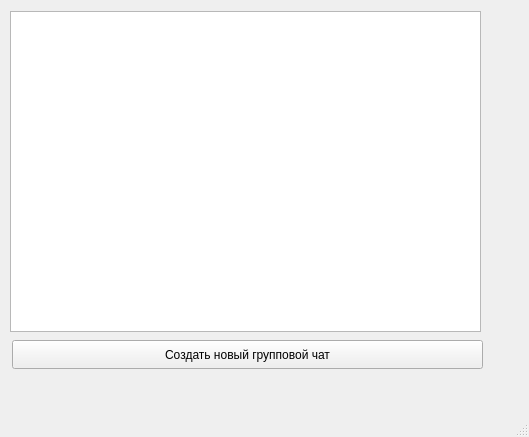
This is client/mainwindow.ui in Olovat/ChatApp as Qt 5 draws it before an edit. The edited form follows.
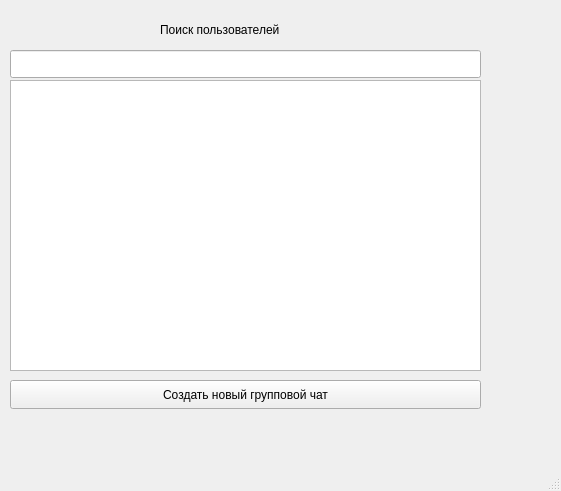
This is the edited form.

Commit message: Добавлена возможность удаления чатов, на верху окна отображается что это за пользователь. Добавлена строка поиска пользователей, не работает.

The edit to the form file:
```diff
--- a/client/mainwindow.ui
+++ b/client/mainwindow.ui
@@ -6,8 +6,8 @@
    <rect>
     <x>0</x>
     <y>0</y>
-    <width>529</width>
-    <height>437</height>
+    <width>561</width>
+    <height>491</height>
    </rect>
   </property>
   <property name="windowTitle">
@@ -18,17 +18,17 @@
     <property name="geometry">
      <rect>
       <x>10</x>
-      <y>11</y>
+      <y>80</y>
       <width>471</width>
-      <height>321</height>
+      <height>291</height>
      </rect>
     </property>
    </widget>
    <widget class="QPushButton" name="pushButton">
     <property name="geometry">
      <rect>
-      <x>12</x>
-      <y>340</y>
+      <x>10</x>
+      <y>380</y>
       <width>471</width>
       <height>29</height>
      </rect>
@@ -37,6 +37,29 @@
      <string>Создать новый групповой чат</string>
     </property>
    </widget>
+   <widget class="QLineEdit" name="lineEdit">
+    <property name="geometry">
+     <rect>
+      <x>10</x>
+      <y>50</y>
+      <width>471</width>
+      <height>28</height>
+     </rect>
+    </property>
+   </widget>
+   <widget class="QLabel" name="label">
+    <property name="geometry">
+     <rect>
+      <x>160</x>
+      <y>20</y>
+      <width>161</width>
+      <height>20</height>
+     </rect>
+    </property>
+    <property name="text">
+     <string>Поиск пользователей</string>
+    </property>
+   </widget>
   </widget>
   <widget class="QMenuBar" name="menubar">
    <property name="geometry">
```
Left out of the diff: 2 changed lines with no effect on the pictures. The commit also changes 8 other files.
